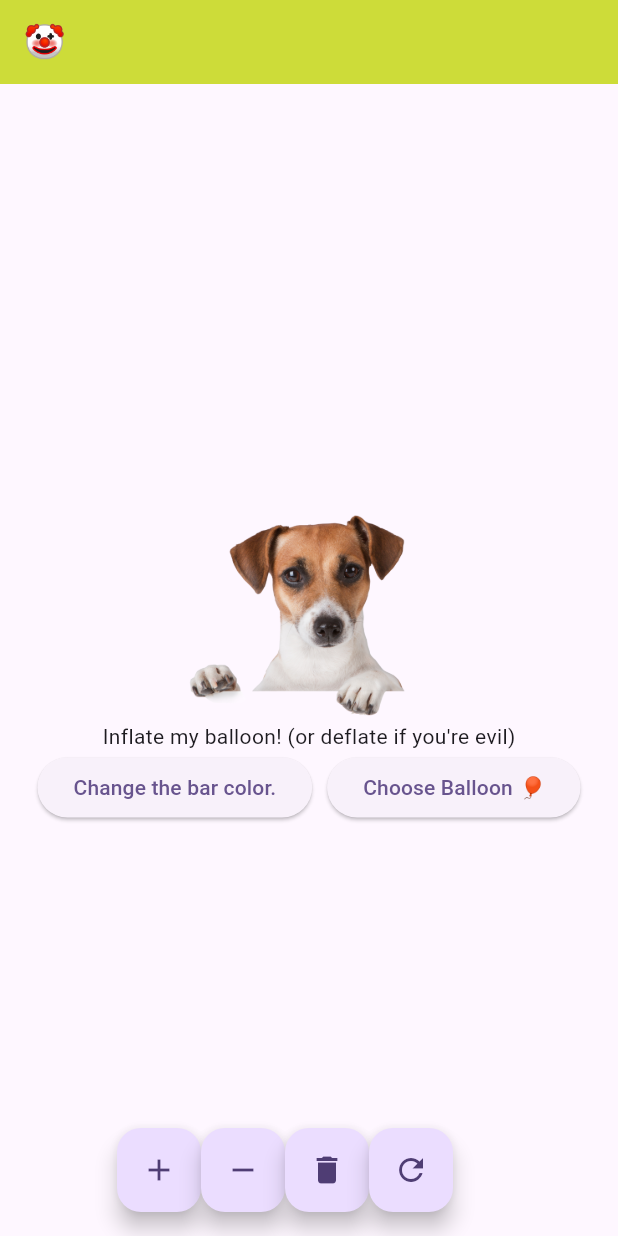
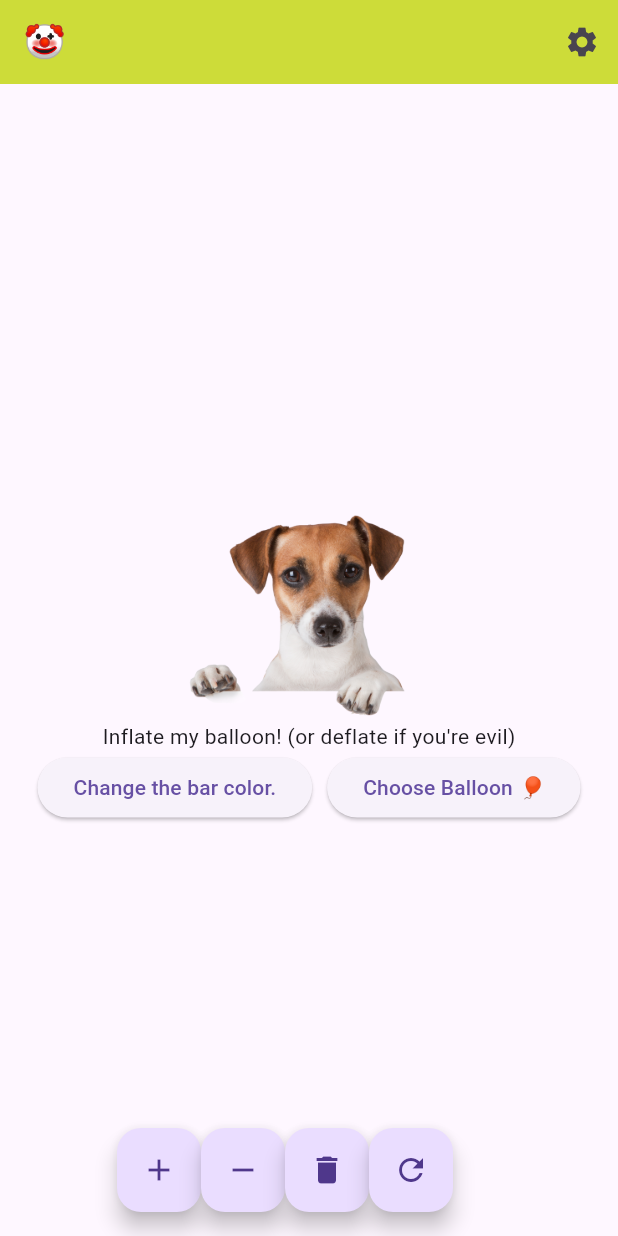
Before and after one commit to JaredArrowood/group-app-repo, a Flutter app: the screen it shows after launch, after a tap on "Change the bar color.", on a phone screen of 412 x 824 dp. Run offline on Flutter 3.47's test engine with Material 3 defaults, Android fonts, the phone set to English and light mode, and no system bars; our stand-ins replace confetti, shared_preferences.

Commit message:
Added Settings Page

```diff
--- a/lib/main.dart
+++ b/lib/main.dart
@@ -1,31 +1,70 @@
 import 'package:flutter/material.dart';
 import 'dart:math';
 import 'package:confetti/confetti.dart';
+import 'package:shared_preferences/shared_preferences.dart';
+import 'settings.dart';
 
 void main() {
   runApp(const MyApp());
 }
 
-class MyApp extends StatelessWidget {
+class MyApp extends StatefulWidget {
   const MyApp({super.key});
+
+  @override
+  State<MyApp> createState() => _MyAppState();
+}
+
+class _MyAppState extends State<MyApp> {
+  bool _isDarkMode = false;
+
+  @override
+  void initState() {
+    super.initState();
+    _loadThemePreference();
+  }
+
+  void _loadThemePreference() async {
+    final prefs = await SharedPreferences.getInstance();
+    setState(() {
+      _isDarkMode = prefs.getBool('darkMode') ?? false;
+    });
+  }
+
+  void _toggleTheme(bool isDark) async {
+    final prefs = await SharedPreferences.getInstance();
+    setState(() {
+      _isDarkMode = isDark;
+    });
+    await prefs.setBool('darkMode', isDark);
+  }
 
   @override
   Widget build(BuildContext context) {
     return MaterialApp(
       title: 'App 4',
-      theme: ThemeData(
-        colorScheme: ColorScheme.fromSeed(seedColor: Colors.deepPurple),
-        useMaterial3: true,
+      debugShowCheckedModeBanner: false,
+      theme: _isDarkMode ? ThemeData.dark() : ThemeData.light(),
+      home: MyHomePage(
+        title: '🤡',
+        isDarkMode: _isDarkMode,
+        toggleTheme: _toggleTheme,
       ),
-      home: const MyHomePage(title: '🤡'),
     );
   }
 }
 
 class MyHomePage extends StatefulWidget {
-  const MyHomePage({super.key, required this.title});
+  final String title;
+  final bool isDarkMode;
+  final Function(bool) toggleTheme;
 
-  final String title;
+  const MyHomePage({
+    super.key,
+    required this.title,
+    required this.isDarkMode,
+    required this.toggleTheme,
+  });
 
   @override
   State<MyHomePage> createState() => _MyHomePageState();
@@ -35,7 +74,6 @@ class _MyHomePageState extends State<MyHomePage> {
   int _counter = 0;
   bool _isPopped = false;
   late ConfettiController _confettiController;
-
   String _balloonIcon = '🎈'; // Default balloon icon
 
   List<Color> colors = [
@@ -75,7 +113,6 @@ class _MyHomePageState extends State<MyHomePage> {
         _counter++;
       });
     }
-
     if (_counter >= 20 && !_isPopped) {
       _popBalloon();
     }
@@ -99,7 +136,6 @@ class _MyHomePageState extends State<MyHomePage> {
 
   void _popBalloon() {
     if (_counter < 1) return;
-
     if (!_isPopped) {
       setState(() {
         _isPopped = true;
@@ -116,7 +152,6 @@ class _MyHomePageState extends State<MyHomePage> {
     _confettiController.stop();
   }
 
-  /// Navigate to the Balloon Selection Page and update the balloon icon
   void _navigateToBalloonSelection() async {
     final selectedBalloon = await Navigator.push(
       context,
@@ -139,6 +174,22 @@ class _MyHomePageState extends State<MyHomePage> {
       appBar: AppBar(
         backgroundColor: _appBarColor,
         title: Text(widget.title),
+        actions: [
+          IconButton(
+            icon: const Icon(Icons.settings),
+            onPressed: () {
+              Navigator.push(
+                context,
+                MaterialPageRoute(
+                  builder: (context) => SettingsPage(
+                    isDarkMode: widget.isDarkMode,
+                    toggleTheme: widget.toggleTheme,
+                  ),
+                ),
+              );
+            },
+          ),
+        ],
       ),
       body: Stack(
         alignment: Alignment.center,
@@ -154,11 +205,8 @@ class _MyHomePageState extends State<MyHomePage> {
               ),
               _counter < 20 && !_isPopped
                   ? const Text(
-                      'Inflate my balloon! (or deflate if you\'re evil)',
-                    )
-                  : const Text(
-                      'NOOO YOU POPPED MY BALLOON!',
-                    ),
+                      'Inflate my balloon! (or deflate if you\'re evil)')
+                  : const Text('NOOO YOU POPPED MY BALLOON!'),
               _counter < 20 && !_isPopped
                   ? Text(
                       _balloonIcon,
@@ -172,9 +220,7 @@ class _MyHomePageState extends State<MyHomePage> {
                 mainAxisAlignment: MainAxisAlignment.center,
                 children: [
                   ElevatedButton(
-                    onPressed: () => setState(() {
-                      _setAppBarColor();
-                    }),
+                    onPressed: _setAppBarColor,
                     child: const Text("Change the bar color."),
                   ),
                   const SizedBox(width: 10),
@@ -192,9 +238,7 @@ class _MyHomePageState extends State<MyHomePage> {
             numberOfParticles: 50,
             gravity: 0.15,
             emissionFrequency: 0.05,
-            colors: [
-              Colors.black,
-            ],
+            colors: [Colors.black],
           ),
         ],
       ),
@@ -227,7 +271,7 @@ class _MyHomePageState extends State<MyHomePage> {
   }
 }
 
-// Balloon Picker Page
+// 🎈 Balloon Picker Page
 class BalloonSelectionPage extends StatelessWidget {
   final String currentBalloon;
 
--- a/pubspec.yaml
+++ b/pubspec.yaml
@@ -31,6 +31,7 @@ dependencies:
   flutter:
     sdk: flutter
   confetti: ^0.7.0
+  shared_preferences: ^2.2.2
 
   # The following adds the Cupertino Icons font to your application.
   # Use with the CupertinoIcons class for iOS style icons.
```
Also changed, not shown: lib/settings.dart (added, +39 -0 lines), pubspec.lock.
